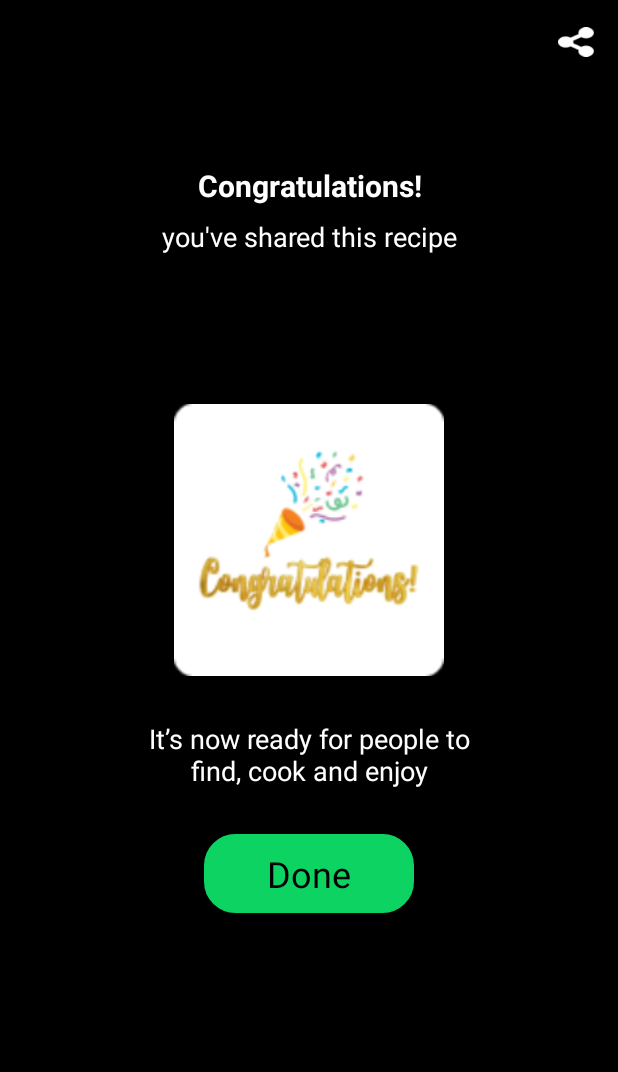
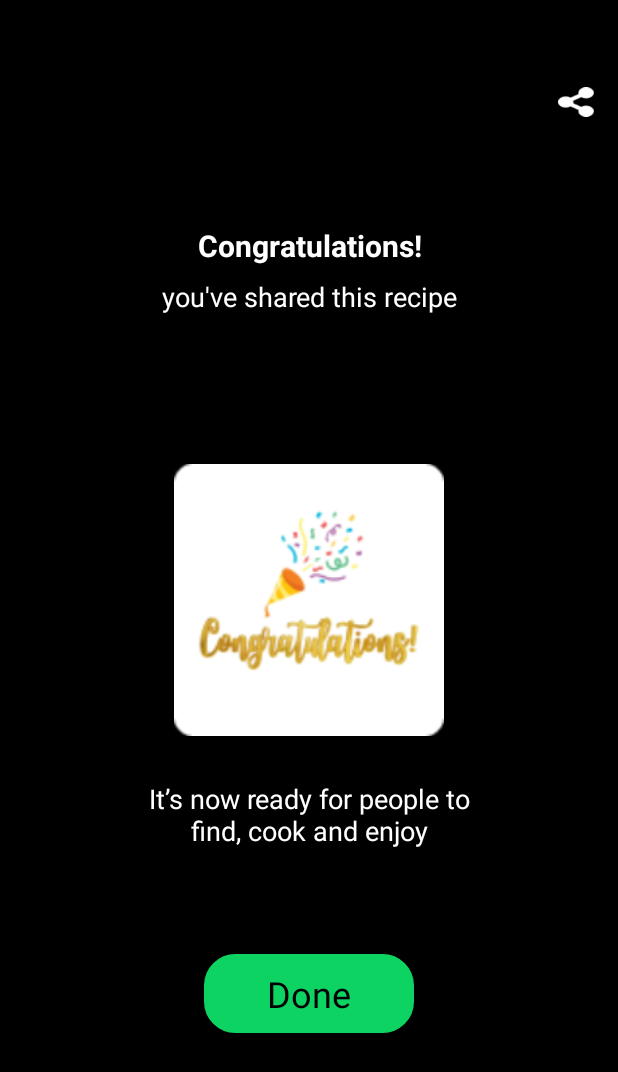
Before and after one commit to sujikaran07/Annaporana_final, an Android app: the PageCongrats screen opened directly, with no data from a screen before it, on a phone screen of 412 x 824 dp. Shown: the top 1072 px of the screen. Run offline under Robolectric (Android 15) with nearby library versions, the phone set to English and light mode, and no system bars.

Commit message:
im/2021/119

```diff
--- a/app/build.gradle.kts
+++ b/app/build.gradle.kts
@@ -9,7 +9,7 @@ android {
 
     defaultConfig {
         applicationId = "com.example.recipeapp"
-        minSdk = 31
+        minSdk = 30
         targetSdk = 34
         versionCode = 1
         versionName = "1.0"
--- a/app/src/main/res/layout/page_congrats.xml
+++ b/app/src/main/res/layout/page_congrats.xml
@@ -11,6 +11,7 @@
         android:layout_width="match_parent"
         android:layout_height="wrap_content"
         android:orientation="horizontal"
+        android:layout_marginTop="40dp"
         android:gravity="end">
 
         <ImageView
@@ -74,7 +75,7 @@
         android:id="@+id/sign_up_button"
         android:layout_width="140dp"
         android:layout_height="wrap_content"
-        android:layout_marginTop="30dp"
+        android:layout_marginTop="70dp"
         android:background="@drawable/btn_radius"
         android:padding="6dp"
         style="@style/CustomButtonStyle2"
```
